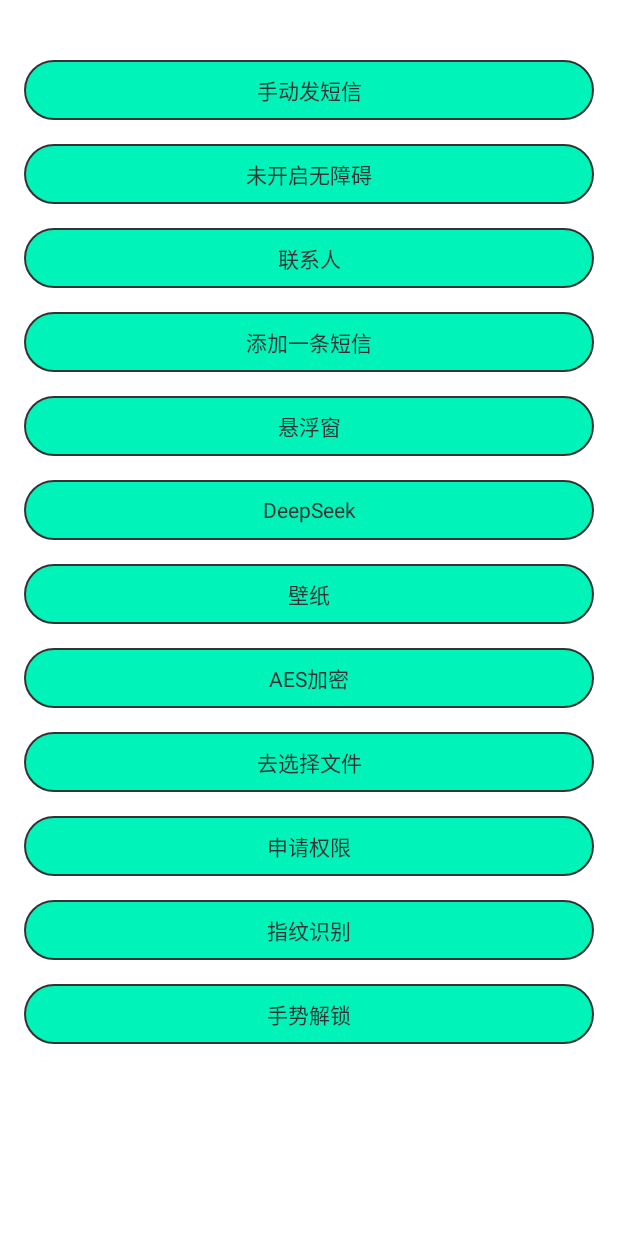
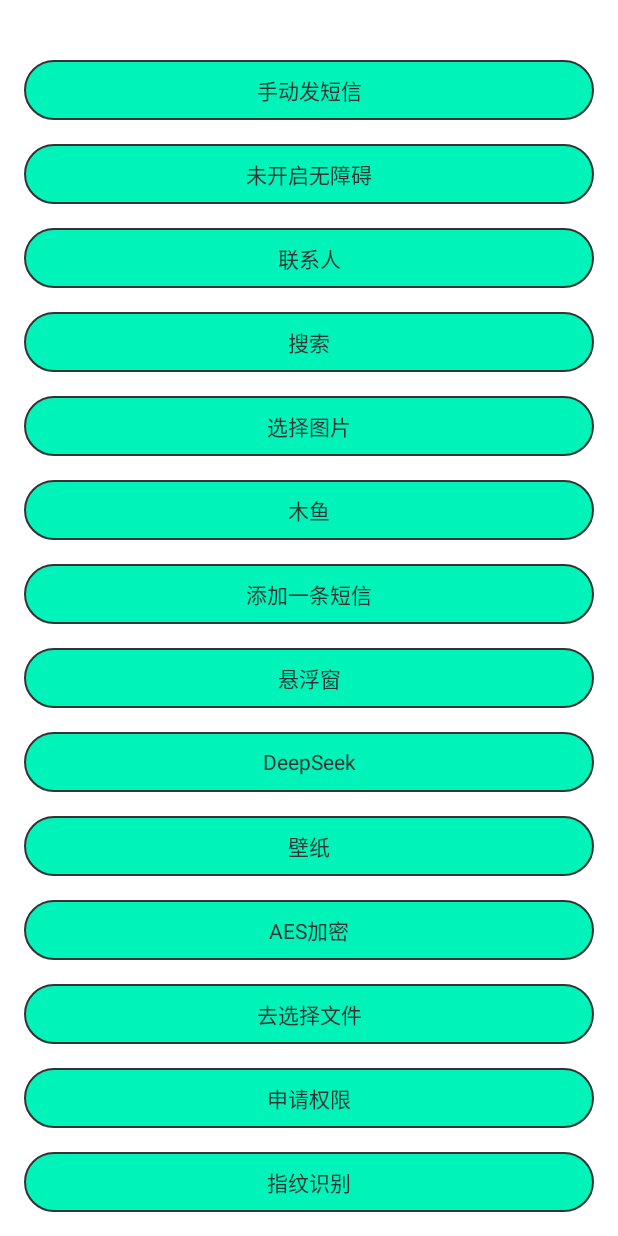
Before and after one commit to tanzihaoa/BaseLib, an Android app: the MainActivity screen opened directly, with no data from a screen before it, on a phone screen of 412 x 824 dp. Run offline under Robolectric (Android 15) with nearby library versions, the phone set to English and light mode, and no system bars; our stand-ins replace data binding; libraries missing offline, so code that uses them is left out: com.gyf.immersionbar, com.liulishuo.okdownload, com.luck.picture; 1 statement that could not run was skipped.

Commit message:
代码提交

```diff
--- a/app/build.gradle
+++ b/app/build.gradle
@@ -107,4 +107,6 @@ dependencies {
     implementation 'net.sourceforge.jexcelapi:jxl:2.6.12'
 
     implementation "com.gengqiquan:httputil:1.0.5"
+
+    implementation 'com.rmtheis:tess-two:9.1.0'
 }
--- a/app/src/main/java/com/tzh/myapplication/utils/img/PermissionDetectionUtil.kt
+++ b/app/src/main/java/com/tzh/myapplication/utils/img/PermissionDetectionUtil.kt
@@ -34,7 +34,7 @@ object PermissionDetectionUtil {
     }
 
     fun getPermission(listener : DetectionListener){
-        PermissionXUtil.requestAnyPermission(com.tzh.baselib.base.XAppActivityManager.getInstance().currentActivity(),ChoiceImageUtil.getPhotoPermissions(),object : OnPermissionCallBackListener {
+        PermissionXUtil.requestAnyPermission(XAppActivityManager.getInstance().currentActivity(),ChoiceImageUtil.getPhotoPermissions(),object : OnPermissionCallBackListener {
             override fun onAgree() {
                 listener.ok()
             }
--- a/app/src/main/res/layout/activity_main.xml
+++ b/app/src/main/res/layout/activity_main.xml
@@ -230,11 +230,11 @@
         <com.tzh.baselib.shapeview.ShapeTextView
             android:layout_width="match_parent"
             android:layout_height="40dp"
-            android:layout_margin="16dp"
+            android:layout_marginHorizontal="16dp"
+            android:layout_marginTop="16dp"
             android:text="搜索"
             app:shapeCorners="20dp"
             android:gravity="center"
-            android:visibility="gone"
             app:shapeBackgroundColor="@color/color_00f3b8"
             app:shapeBorderColor="@color/color_333"
             app:shapeBorderWidth="1dp"
@@ -247,11 +247,11 @@
         <com.tzh.baselib.shapeview.ShapeTextView
             android:layout_width="match_parent"
             android:layout_height="40dp"
-            android:layout_margin="16dp"
+            android:layout_marginHorizontal="16dp"
+            android:layout_marginTop="16dp"
             android:text="选择图片"
             app:shapeCorners="20dp"
             android:gravity="center"
-            android:visibility="gone"
             app:shapeBackgroundColor="@color/color_00f3b8"
             app:shapeBorderColor="@color/color_333"
             app:shapeBorderWidth="1dp"
@@ -264,11 +264,11 @@
         <com.tzh.baselib.shapeview.ShapeTextView
             android:layout_width="match_parent"
             android:layout_height="40dp"
-            android:layout_margin="16dp"
+            android:layout_marginHorizontal="16dp"
+            android:layout_marginTop="16dp"
             android:text="木鱼"
             app:shapeCorners="20dp"
             android:gravity="center"
-            android:visibility="gone"
             app:shapeBackgroundColor="@color/color_00f3b8"
             app:shapeBorderColor="@color/color_333"
             app:shapeBorderWidth="1dp"
--- a/mylibrary/src/main/java/com/tzh/baselib/util/voice/VoiceFileDownloadHelper.kt
+++ b/mylibrary/src/main/java/com/tzh/baselib/util/voice/VoiceFileDownloadHelper.kt
@@ -141,7 +141,7 @@ class VoiceFileDownloadHelper(var context : Context) {
      */
     fun getVoiceCacheFolder(): File? {
         val file = context.applicationContext.getExternalFilesDir("mVoice/")
-        com.tzh.baselib.util.AppPathManager.ifFolderExit(file?.absolutePath)
+        AppPathManager.ifFolderExit(file?.absolutePath)
         return file
     }
 
```
Also changed, not shown: app/src/main/java/com/tzh/myapplication/ui/activity/SearchActivity.kt (+12 -1 lines), app/src/main/java/com/tzh/myapplication/utils/screen/ScreenshotObserver.kt (added, +60 -0 lines), mylibrary/src/main/java/com/tzh/baselib/util/voice/PathUtil.java (+12 -0 lines).
